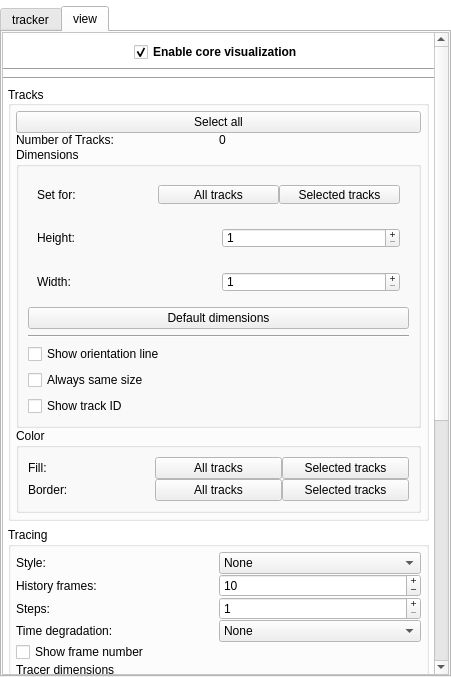
First picture: the form in BioTracker/CoreApp/BioTracker/View/CoreParameterView.ui, repository BioroboticsLab/biotracker_core, before the edit.
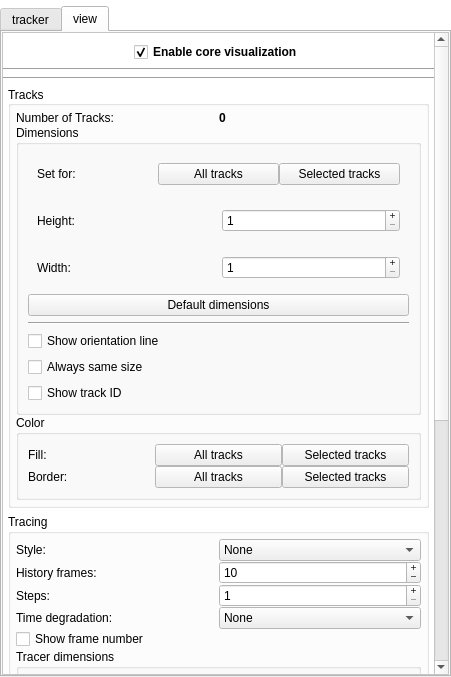
Second picture: the form after the edit.

Commit message: - sorted shortcuts in shortcut window - added shortcuts for adding a track and selecting all tracks - removed 'select all' from parameter view

```diff
--- a/BioTracker/CoreApp/BioTracker/View/CoreParameterView.ui
+++ b/BioTracker/CoreApp/BioTracker/View/CoreParameterView.ui
@@ -495,25 +495,6 @@
                              <property name="bottomMargin">
                               <number>5</number>
                              </property>
-                             <item>
-                              <widget class="QPushButton" name="pushButtonSelectAll">
-                               <property name="sizePolicy">
-                                <sizepolicy hsizetype="Expanding" vsizetype="Fixed">
-                                 <horstretch>0</horstretch>
-                                 <verstretch>0</verstretch>
-                                </sizepolicy>
-                               </property>
-                               <property name="toolTip">
-                                <string>Select all entities</string>
-                               </property>
-                               <property name="text">
-                                <string>Select all</string>
-                               </property>
-                               <property name="shortcut">
-                                <string>Ctrl+A</string>
-                               </property>
-                              </widget>
-                             </item>
                              <item>
                               <layout class="QHBoxLayout" name="horizontalLayout_2">
                                <item>
@@ -525,6 +506,12 @@
                                </item>
                                <item>
                                 <widget class="QLabel" name="labelNumberOfTracks">
+                                 <property name="font">
+                                  <font>
+                                   <weight>75</weight>
+                                   <bold>true</bold>
+                                  </font>
+                                 </property>
                                  <property name="text">
                                   <string>0</string>
                                  </property>
@@ -535,7 +522,7 @@
                              <item>
                               <widget class="QGroupBox" name="groupBoxTrackDimensions">
                                <property name="sizePolicy">
-                                <sizepolicy hsizetype="Preferred" vsizetype="Preferred">
+                                <sizepolicy hsizetype="Preferred" vsizetype="Minimum">
                                  <horstretch>0</horstretch>
                                  <verstretch>0</verstretch>
                                 </sizepolicy>
```
The commit also changes 7 other files.
